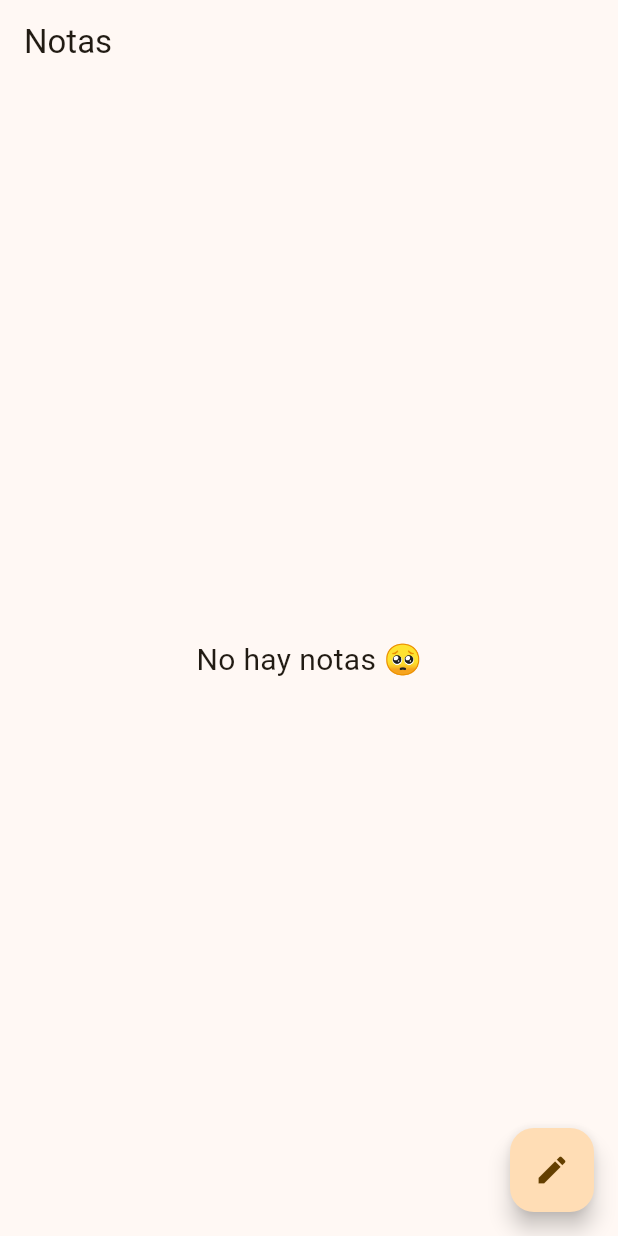
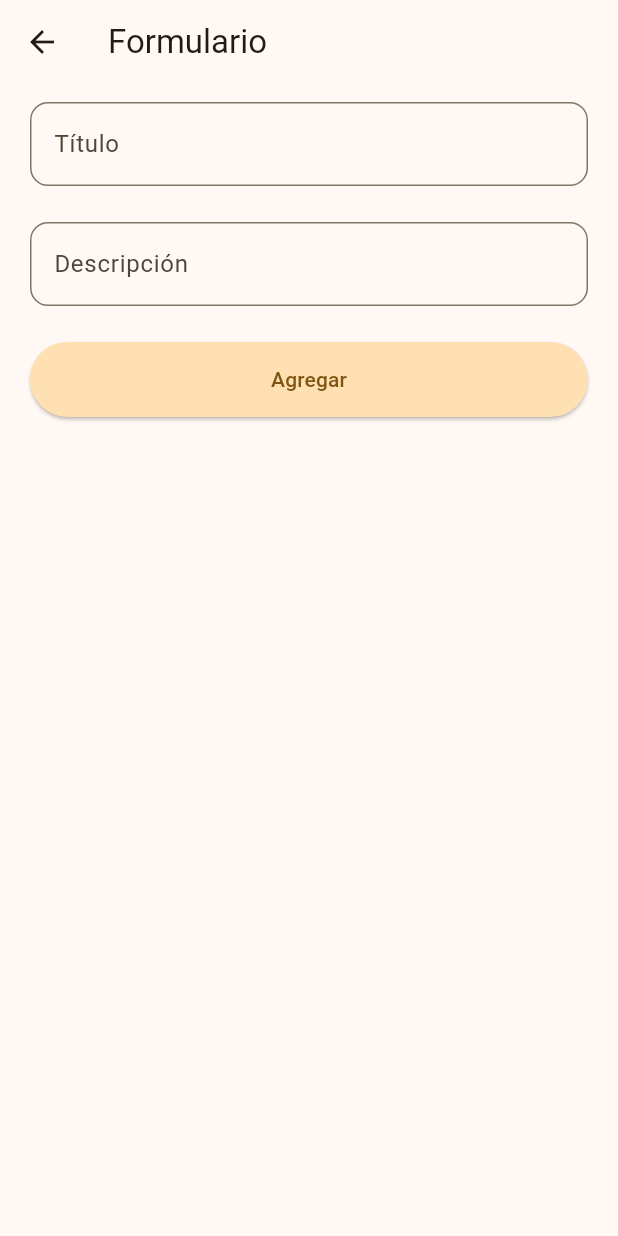
Before and after one commit to JuanJose21/flutter-notes-app, a Flutter app: the screen it shows after launch, after a tap on the "create" icon, on a phone screen of 412 x 824 dp. Run offline on Flutter 3.47's test engine with Material 3 defaults, Android fonts, the phone set to English and light mode, and no system bars.

Commit message:
feat: add form screen and validation

```diff
--- a/lib/presentation/providers/notes_provider.dart
+++ b/lib/presentation/providers/notes_provider.dart
@@ -7,6 +7,7 @@ class NotesProvider extends ChangeNotifier {
 
   void add(String title, String description) {
     _notes.add({
+      'id': DateTime.now().toString(),
       'title': title,
       'description': description,
     });
--- a/lib/presentation/screens/form_screen.dart
+++ b/lib/presentation/screens/form_screen.dart
@@ -1,4 +1,5 @@
 import 'package:flutter/material.dart';
+import 'package:flutter_notes_app/presentation/widgets/form/form_notes.dart';
 
 class FormScreen extends StatelessWidget {
   const FormScreen({super.key});
@@ -7,10 +8,10 @@ class FormScreen extends StatelessWidget {
   Widget build(BuildContext context) {
     return Scaffold(
       appBar: AppBar(
-        title: const Text('Form'),
+        title: const Text('Formulario'),
       ),
       body: const Center(
-        child: Text('Form Screen'),
+        child: FormNotes(),
       ),
     );
   }
--- a/lib/presentation/screens/home_screen.dart
+++ b/lib/presentation/screens/home_screen.dart
@@ -1,8 +1,10 @@
 import 'package:flutter/material.dart';
 import 'package:flutter_notes_app/presentation/providers/notes_provider.dart';
 import 'package:flutter_notes_app/presentation/screens/detail_screen.dart';
-import 'package:flutter_notes_app/presentation/widgets/card_notes.dart';
-import 'package:flutter_notes_app/presentation/widgets/custom_app_bar.dart';
+import 'package:flutter_notes_app/presentation/screens/form_screen.dart';
+import 'package:flutter_notes_app/presentation/widgets/shared/card_notes.dart';
+import 'package:flutter_notes_app/presentation/widgets/shared/custom_app_bar.dart';
+import 'package:flutter_notes_app/utils/navigation.dart';
 import 'package:provider/provider.dart';
 
 class HomeScreen extends StatefulWidget {
@@ -18,10 +20,11 @@ class _HomeScreenState extends State<HomeScreen> {
     final notesProvider = context.watch<NotesProvider>();
 
     void navigateCard() {
-      Navigator.push(
-        context,
-        MaterialPageRoute(builder: (context) => const DetailScreen()),
-      );
+      Navigation.navigateTo(context, const DetailScreen());
+    }
+
+    void navigateCreateNote() {
+      Navigation.navigateTo(context, const FormScreen());
     }
 
     return Scaffold(
@@ -51,7 +54,7 @@ class _HomeScreenState extends State<HomeScreen> {
               ),
       ),
       floatingActionButton: FloatingActionButton(
-        onPressed: () {},
+        onPressed: () => navigateCreateNote(),
         child: const Icon(Icons.create),
       ),
     );
--- /dev/null
+++ b/lib/presentation/widgets/form/button_field.dart
@@ -0,0 +1,26 @@
+import 'package:flutter/material.dart';
+
+class ButtonField extends StatelessWidget {
+  final VoidCallback? onPressed;
+
+  const ButtonField({
+    super.key,
+    this.onPressed,
+  });
+
+  @override
+  Widget build(BuildContext context) {
+    return Container(
+      width: double.infinity,
+      height: 50,
+      margin: const EdgeInsets.symmetric(vertical: 12),
+      child: ElevatedButton(
+        onPressed: onPressed,
+        style: ElevatedButton.styleFrom(
+            padding: const EdgeInsets.symmetric(horizontal: 20),
+            backgroundColor: Colors.orange[100]),
+        child: const Text('Agregar'),
+      ),
+    );
+  }
+}
--- /dev/null
+++ b/lib/presentation/widgets/form/form_notes.dart
@@ -0,0 +1,49 @@
+import 'package:flutter/material.dart';
+import 'package:flutter_notes_app/presentation/providers/notes_provider.dart';
+import 'package:flutter_notes_app/presentation/widgets/form/button_field.dart';
+import 'package:flutter_notes_app/presentation/widgets/form/input_field.dart';
+import 'package:provider/provider.dart';
+
+class FormNotes extends StatefulWidget {
+  const FormNotes({super.key});
+
+  @override
+  State<FormNotes> createState() => _FormNotesState();
+}
+
+class _FormNotesState extends State<FormNotes> {
+  final _formKey = GlobalKey<FormState>();
+  final TextEditingController titleController = TextEditingController();
+  final TextEditingController descriptionController = TextEditingController();
+
+  @override
+  Widget build(BuildContext context) {
+    final notesProvider = context.watch<NotesProvider>();
+
+    void addNote() {
+      if (_formKey.currentState!.validate()) {
+        notesProvider.add(titleController.text, descriptionController.text);
+        Navigator.pop(context);
+      }
+    }
+
+    return Form(
+        key: _formKey,
+        child: Container(
+          padding: const EdgeInsets.symmetric(horizontal: 20),
+          child: Column(
+            children: [
+              InputField(
+                title: 'Título',
+                control: titleController,
+              ),
+              InputField(
+                title: 'Descripción',
+                control: descriptionController,
+              ),
+              ButtonField(onPressed: () => addNote())
+            ],
+          ),
+        ));
+  }
+}
--- /dev/null
+++ b/lib/presentation/widgets/form/input_field.dart
@@ -0,0 +1,34 @@
+import 'package:flutter/material.dart';
+
+class InputField extends StatelessWidget {
+  final String title;
+  final TextEditingController control;
+
+  const InputField({
+    super.key,
+    this.title = '',
+    required this.control,
+  });
+
+  @override
+  Widget build(BuildContext context) {
+    return Container(
+      margin: const EdgeInsets.symmetric(vertical: 12),
+      child: TextFormField(
+        controller: control,
+        decoration: InputDecoration(
+          labelText: title,
+          border: OutlineInputBorder(
+            borderRadius: BorderRadius.circular(12),
+          ),
+        ),
+        validator: (value) {
+          if (value == null || value.isEmpty) {
+            return 'Por favor ingrese un valor';
+          }
+          return null;
+        },
+      ),
+    );
+  }
+}
--- /dev/null
+++ b/lib/utils/navigation.dart
@@ -0,0 +1,14 @@
+import 'package:flutter/material.dart';
+
+class Navigation {
+  static void navigateTo(BuildContext context, Widget screen) {
+    Navigator.push(
+      context,
+      MaterialPageRoute(builder: (context) => screen),
+    );
+  }
+
+  static void navigateBack(BuildContext context) {
+    Navigator.pop(context);
+  }
+}
```
Also changed, not shown: lib/presentation/widgets/shared/card_notes.dart (renamed from lib/presentation/widgets/card_notes.dart), lib/presentation/widgets/shared/custom_app_bar.dart (renamed from lib/presentation/widgets/custom_app_bar.dart).
